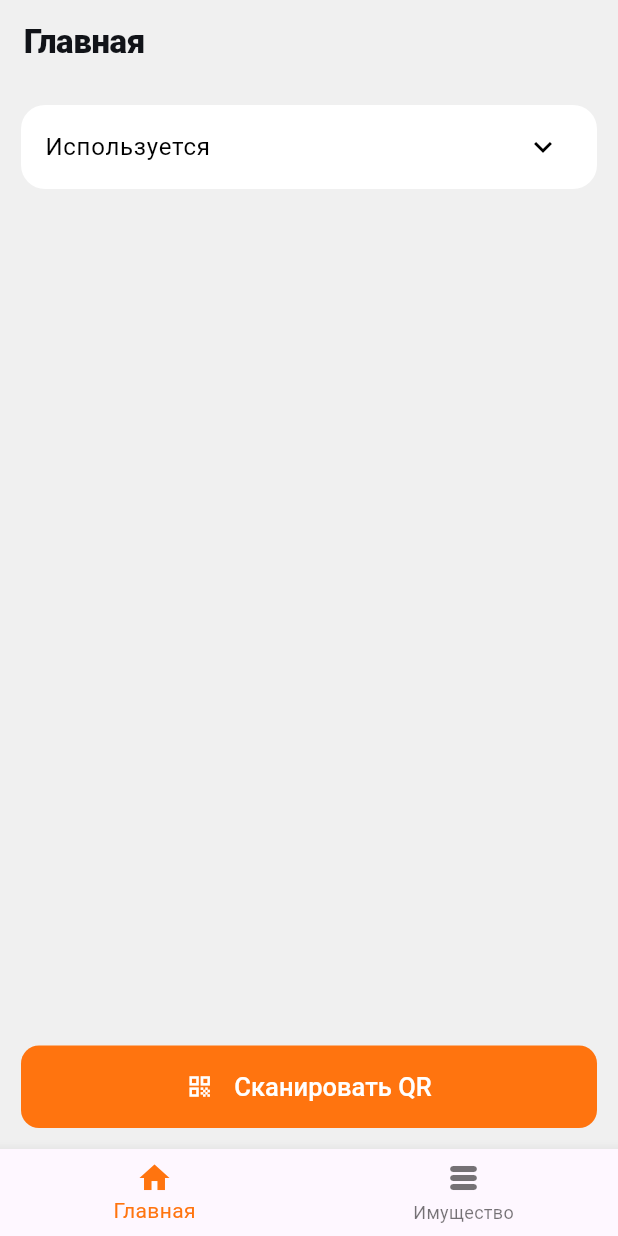
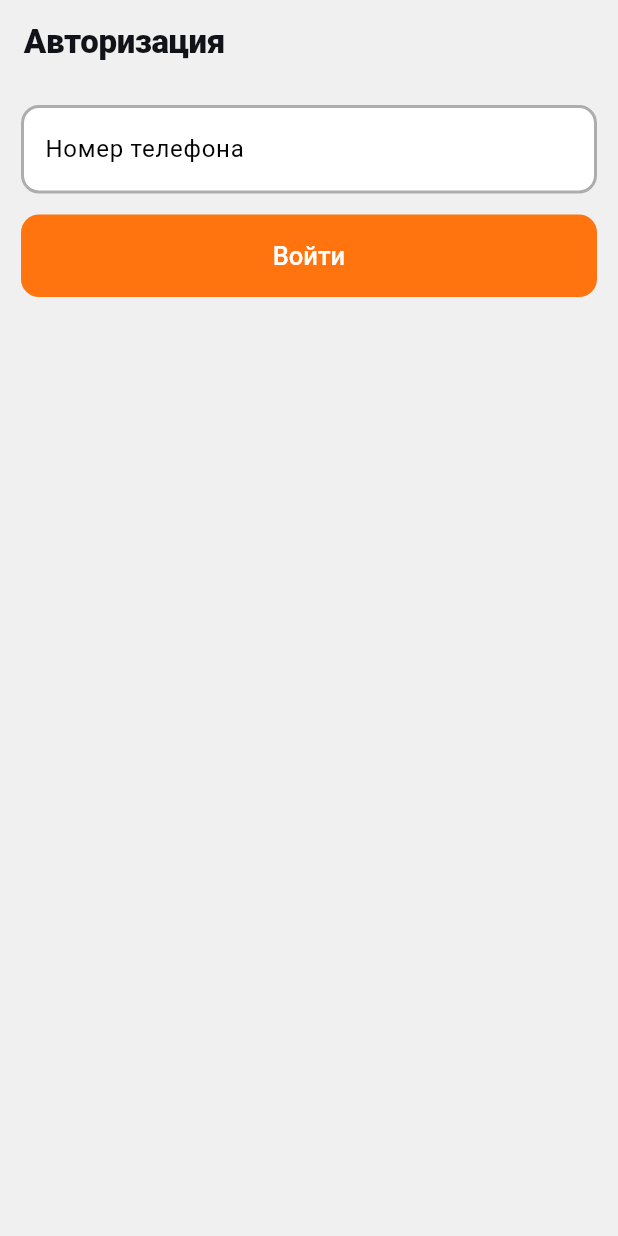
Before and after one commit to Kirrilll/stocktacking, a Flutter app: the screen it shows after launch, on a phone screen of 412 x 824 dp. Run offline on Flutter 3.47's test engine with Material 3 defaults, Android fonts, the phone set to English and light mode, and no system bars; our stand-ins replace dio, fpdart, freezed_annotation, go_router; missing offline and left inert: qr_code_scanner.

Commit message:
style login page

```diff
--- a/lib/core/routing/router.dart
+++ b/lib/core/routing/router.dart
@@ -4,6 +4,7 @@ import 'package:go_router/go_router.dart';
 import 'package:stocktacking/core/routing/constants/routing_names.dart';
 import 'package:stocktacking/core/routing/constants/routing_params.dart';
 import 'package:stocktacking/core/routing/utils/route_guard_base.dart';
+import 'package:stocktacking/features/credential/presentation/pages/login_page.dart';
 import 'package:stocktacking/features/home/presentation/pages/home_page.dart';
 import 'package:stocktacking/features/stock/presentation/pages/stock_filter_page.dart';
 import 'package:stocktacking/features/stock/presentation/pages/stocks_page.dart';
@@ -35,8 +36,17 @@ Page buildPageWithDefaultTransition<T>({
 
 GoRouter configureRouter(List<RouteGuardBase> guards) => GoRouter(
       navigatorKey: _rootNavigatorKey,
-      initialLocation: _userStuffPath,
+      initialLocation: _loginPath,
       routes: [
+        GoRoute(
+          path: _loginPath,
+          name: login,
+          pageBuilder: (context, state) => buildPageWithDefaultTransition(
+              context: context,
+              state: state,
+              child: const LoginPage()
+          )
+        ),
         ShellRoute(
             navigatorKey: _shellNavigatorKey,
             pageBuilder: (context, state, child) =>
--- /dev/null
+++ b/lib/features/credential/presentation/pages/login_page.dart
@@ -0,0 +1,59 @@
+import 'package:flutter/material.dart';
+import 'package:flutter/services.dart';
+import 'package:stocktacking/core/presentation/app_bar/build_app_bar.dart';
+import 'package:stocktacking/core/utils/input_formatters/phone_input_formatter.dart';
+
+class LoginPage extends StatefulWidget {
+  const LoginPage({super.key});
+
+  @override
+  State<LoginPage> createState() => _LoginPageState();
+}
+
+class _LoginPageState extends State<LoginPage> {
+
+  final _phoneController = TextEditingController();
+
+  void _onTapClear() => _phoneController.clear();
+
+  static const _phoneMask = '8(###) ### ## ##';
+
+  @override
+  Widget build(BuildContext context) {
+    return Scaffold(
+      appBar: buildAppBar(context: context, title: 'Авторизация'),
+      body: Padding(
+        padding: const EdgeInsets.all(14),
+        child: Column(
+          crossAxisAlignment: CrossAxisAlignment.stretch,
+          children: [
+            TextField(
+              controller: _phoneController,
+              keyboardType: TextInputType.phone,
+              textAlignVertical: TextAlignVertical.center,
+              style: Theme.of(context).textTheme.displayMedium,
+              inputFormatters: [
+                const PhoneInputFormatter(mask: _phoneMask),
+                LengthLimitingTextInputFormatter(_phoneMask.length)
+              ],
+              decoration: InputDecoration(
+                labelText: 'Номер телефона',
+                suffix: Material(
+                  borderRadius: BorderRadius.circular(50),
+                  child: InkWell(
+                      borderRadius: BorderRadius.circular(50),
+                      onTap: _onTapClear,
+                      child: const Icon(Icons.clear)
+                  ),
+                ),
+
+              ),
+            ),
+            const SizedBox(height: 14),
+            ElevatedButton(onPressed: () {}, child: const Text('Войти'))
+          ],
+        ),
+      ),
+    );
+  }
+}
--- a/pubspec.yaml
+++ b/pubspec.yaml
@@ -40,12 +40,14 @@ dependencies:
   freezed_annotation: ^2.4.1
   dio: ^5.4.3+1
   fpdart: ^1.1.0
+  json_annotation: ^4.9.0
 
 dev_dependencies:
   flutter_test:
     sdk: flutter
   flutter_lints: ^3.0.0
   build_runner: ^2.4.9
+  json_serializable: ^6.8.0
 
 # For information on the generic Dart part of this file, see the
 # following page: https://dart.dev/tools/pub/pubspec
```
Also changed, not shown: lib/core/theming/input_decoration_theme.dart (+4 -3 lines), lib/core/utils/input_formatters/phone_input_formatter.dart (added, +44 -0 lines), lib/features/credential/data/dtos/credential_dto.dart (added, +16 -0 lines), lib/features/credential/data/dtos/credential_dto.freezed.dart (added), lib/features/credential/data/dtos/credential_dto.g.dart (added), pubspec.lock.
